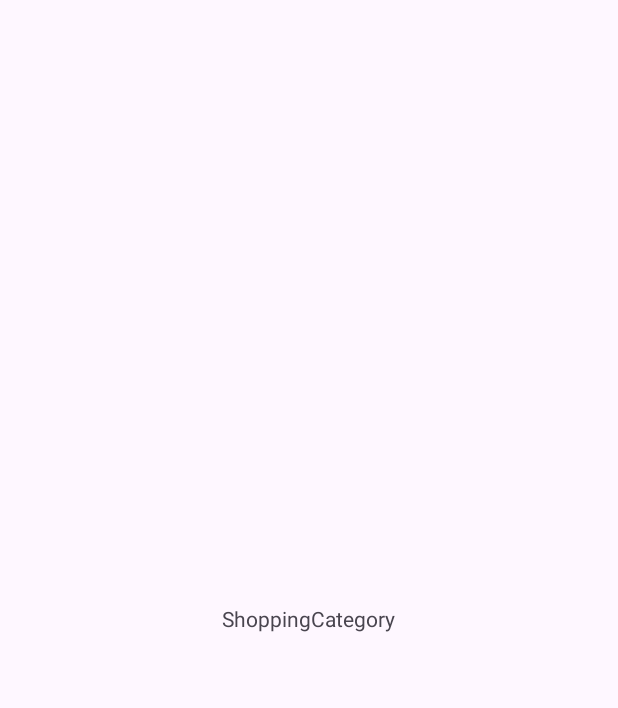
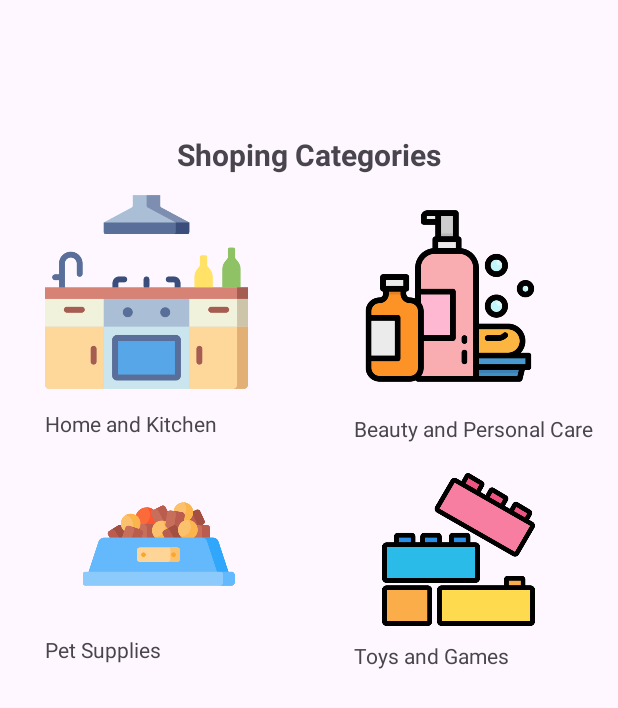
Before and after one commit to NatnaelSisay/MDP, an Android app: the ShoppingCategory screen opened directly, with no data from a screen before it, on a phone screen of 412 x 824 dp. Before the commit the part shown is almost empty. Shown: the top 708 px of the screen. Run offline under Robolectric (Android 15) with nearby library versions, the phone set to English and light mode, and no system bars.

Commit message:
finished online commerce application

```diff
--- a/Lab-4/Ecomerce/app/src/main/res/layout/activity_shopping_category.xml
+++ b/Lab-4/Ecomerce/app/src/main/res/layout/activity_shopping_category.xml
@@ -7,14 +7,99 @@
     tools:context=".ShoppingCategory">
 
     <TextView
+        android:id="@+id/etWelcomeMessage"
+        android:layout_width="wrap_content"
+        android:layout_height="wrap_content"
+        android:layout_marginTop="20dp"
+        android:layout_marginEnd="30dp"
+        app:layout_constraintEnd_toEndOf="parent"
+        app:layout_constraintTop_toTopOf="parent" />
+
+    <TextView
         android:id="@+id/textView2"
         android:layout_width="wrap_content"
         android:layout_height="wrap_content"
-        android:text="ShoppingCategory"
-        app:layout_constraintBottom_toBottomOf="parent"
+        android:layout_marginTop="50dp"
+        android:text="Shoping Categories"
+        android:textSize="20sp"
+        android:textStyle="bold"
         app:layout_constraintEnd_toEndOf="parent"
         app:layout_constraintHorizontal_bias="0.5"
         app:layout_constraintStart_toStartOf="parent"
-        app:layout_constraintTop_toTopOf="parent"
-        app:layout_constraintVertical_bias="0.5" />
+        app:layout_constraintTop_toBottomOf="@+id/etWelcomeMessage" />
+
+    <TextView
+        android:id="@+id/tvHomeAndKitchen"
+        android:layout_width="wrap_content"
+        android:layout_height="wrap_content"
+        android:layout_marginTop="10dp"
+        android:text="Home and Kitchen"
+        app:layout_constraintStart_toStartOf="@+id/imageView2"
+        app:layout_constraintTop_toBottomOf="@+id/imageView2" />
+
+    <ImageView
+        android:id="@+id/imageView2"
+        android:layout_width="135dp"
+        android:layout_height="136dp"
+        android:layout_marginStart="30dp"
+        android:layout_marginTop="10dp"
+        app:layout_constraintStart_toStartOf="parent"
+        app:layout_constraintTop_toBottomOf="@+id/textView2"
+        app:srcCompat="@drawable/kitchen" />
+
+    <ImageView
+        android:id="@+id/imageView3"
+        android:layout_width="124dp"
+        android:layout_height="139dp"
+        android:layout_marginTop="10dp"
+        android:layout_marginEnd="52dp"
+        app:layout_constraintEnd_toEndOf="parent"
+        app:layout_constraintTop_toBottomOf="@+id/textView2"
+        app:srcCompat="@drawable/shampoo" />
+
+    <TextView
+        android:id="@+id/textView5"
+        android:layout_width="wrap_content"
+        android:layout_height="wrap_content"
+        android:layout_marginTop="10dp"
+        android:text="Beauty and Personal Care"
+        app:layout_constraintStart_toStartOf="@+id/imageView3"
+        app:layout_constraintTop_toBottomOf="@+id/imageView3" />
+
+    <ImageView
+        android:id="@+id/imageView4"
+        android:layout_width="151dp"
+        android:layout_height="101dp"
+        android:layout_marginStart="30dp"
+        android:layout_marginTop="20dp"
+        app:layout_constraintStart_toStartOf="parent"
+        app:layout_constraintTop_toBottomOf="@+id/tvHomeAndKitchen"
+        app:srcCompat="@drawable/pet_bowl" />
+
+    <ImageView
+        android:id="@+id/imageView5"
+        android:layout_width="139dp"
+        android:layout_height="102dp"
+        android:layout_marginTop="20dp"
+        app:layout_constraintStart_toStartOf="@+id/textView5"
+        app:layout_constraintTop_toBottomOf="@+id/textView5"
+        app:srcCompat="@drawable/toys" />
+
+    <TextView
+        android:id="@+id/textView6"
+        android:layout_width="wrap_content"
+        android:layout_height="wrap_content"
+        android:layout_marginTop="10dp"
+        android:text="Pet Supplies"
+        app:layout_constraintStart_toStartOf="@+id/imageView4"
+        app:layout_constraintTop_toBottomOf="@+id/imageView4" />
+
+    <TextView
+        android:id="@+id/textView7"
+        android:layout_width="wrap_content"
+        android:layout_height="wrap_content"
+        android:layout_marginTop="10dp"
+        android:text="Toys and Games"
+        app:layout_constraintStart_toStartOf="@+id/imageView5"
+        app:layout_constraintTop_toBottomOf="@+id/imageView5" />
 </androidx.constraintlayout.widget.ConstraintLayout>
```
Also changed, not shown: Lab-4/Ecomerce/app/src/main/res/drawable/kitchen.png (added), Lab-4/Ecomerce/app/src/main/res/drawable/pet_bowl.png (added), Lab-4/Ecomerce/app/src/main/res/drawable/shampoo.png (added), Lab-4/Ecomerce/app/src/main/res/drawable/toys.png (added).
